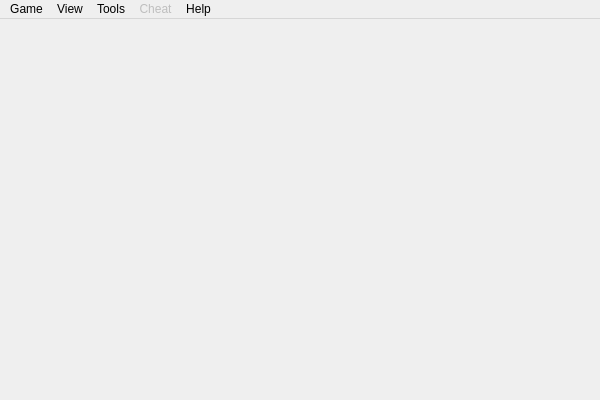
Mogara/QSanguosha, file src/mainwindow.ui: the form before one commit.
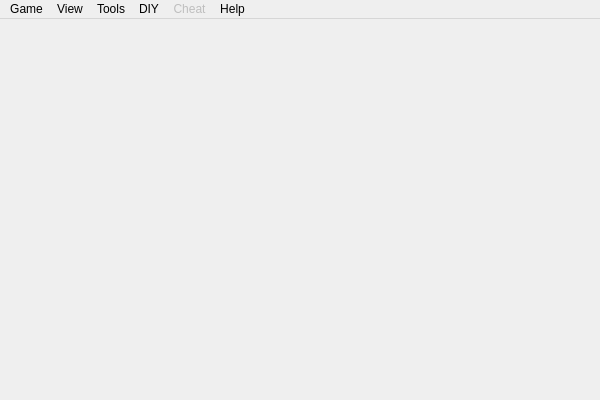
The form after the commit. Icons and pictures are not drawn.

What changed in the file:
```diff
--- a/src/mainwindow.ui
+++ b/src/mainwindow.ui
@@ -85,9 +85,18 @@
     <addaction name="actionDeath_note"/>
     <addaction name="actionRevive_wand"/>
    </widget>
+   <widget class="QMenu" name="menuDIY">
+    <property name="title">
+     <string>DIY</string>
+    </property>
+    <addaction name="actionCard_editor"/>
+    <addaction name="actionScript_editor"/>
+    <addaction name="actionPackaging"/>
+   </widget>
    <addaction name="menuGame"/>
    <addaction name="menuView"/>
    <addaction name="menuOptions"/>
+   <addaction name="menuDIY"/>
    <addaction name="menuCheat"/>
    <addaction name="menuHelp"/>
   </widget>
```
Left out of the diff: 9 changed lines with no effect on the pictures.
